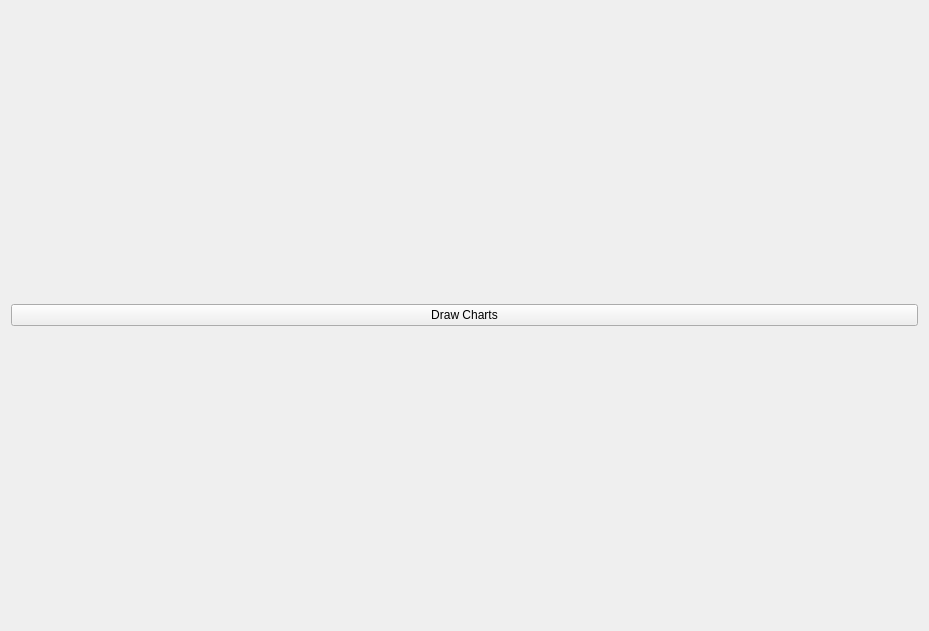
First picture: the form in app/statistics/temporal/PauseLengthDistributionWIdget.ui, repository praaline/Praaline, before the edit.
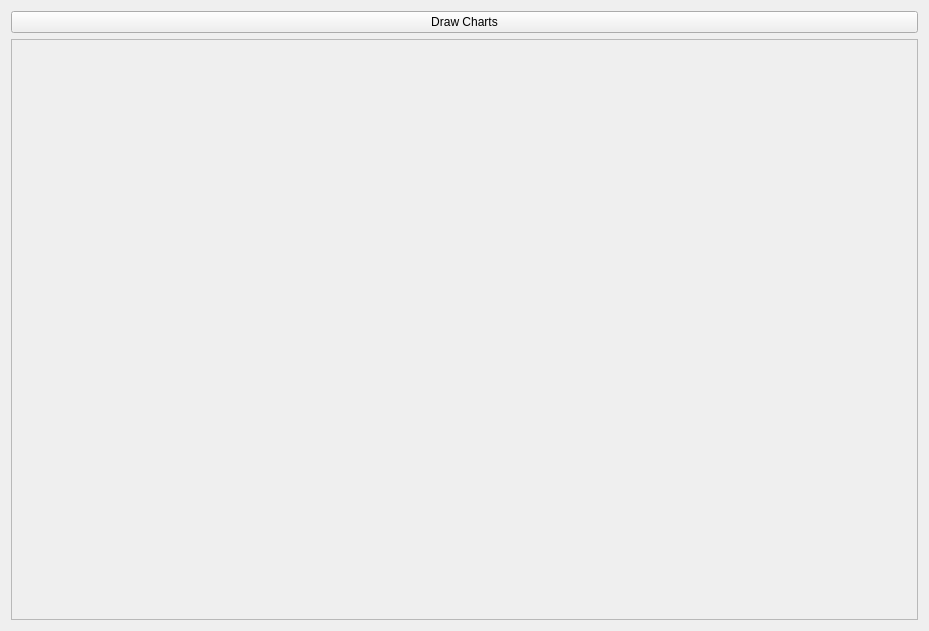
Second picture: the form after the edit.

Commit message: Has charts

The edit to the form file:
```diff
--- a/app/statistics/temporal/PauseLengthDistributionWIdget.ui
+++ b/app/statistics/temporal/PauseLengthDistributionWIdget.ui
@@ -21,6 +21,24 @@
      </property>
     </widget>
    </item>
+   <item row="1" column="0">
+    <widget class="QScrollArea" name="scrollArea">
+     <property name="widgetResizable">
+      <bool>true</bool>
+     </property>
+     <widget class="QWidget" name="scrollAreaWidgetContents">
+      <property name="geometry">
+       <rect>
+        <x>0</x>
+        <y>0</y>
+        <width>909</width>
+        <height>583</height>
+       </rect>
+      </property>
+      <layout class="QGridLayout" name="gridLayoutCharts"/>
+     </widget>
+    </widget>
+   </item>
   </layout>
  </widget>
  <resources/>
```
The commit also changes 6 other files.
